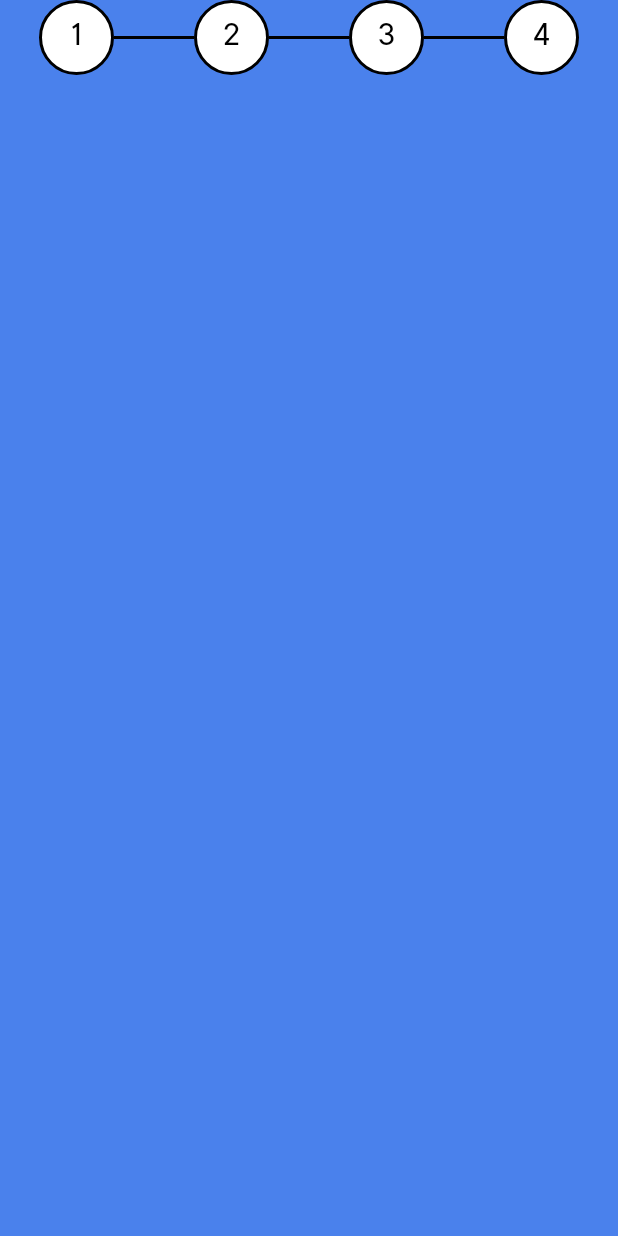
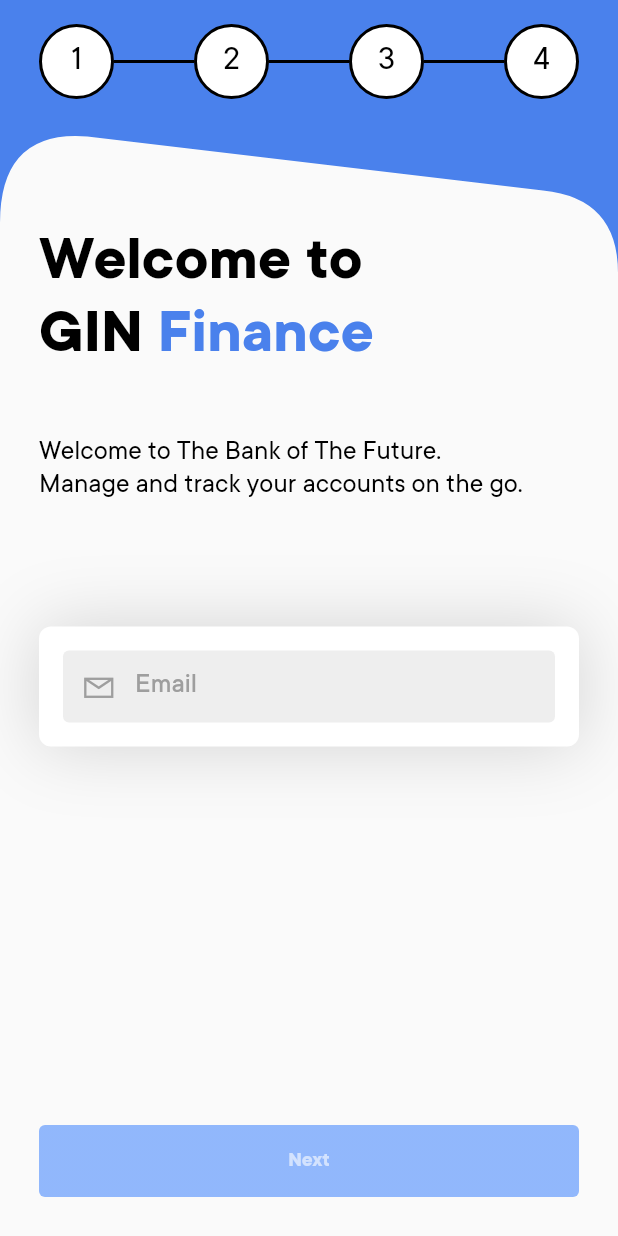
Before and after one commit to blackbeared/practicalTask, a Flutter app: the screen it shows after launch, on a phone screen of 412 x 824 dp. Run offline on Flutter 3.47's test engine with Material 2 defaults, Android fonts, the phone set to English and light mode, and no system bars; our stand-ins replace get_it, shared_preferences; generated files the repository leaves out were written again.

Commit message:
feat(clipper): Added Custom clipper shape for clipping container
- Sepearted Email Widget in widgets directory
- Added  & Finalized
Clipper widget

```diff
--- a/lib/l10n/app_en.arb
+++ b/lib/l10n/app_en.arb
@@ -1,4 +1,9 @@
 {
   "createAccount": "Create Account",
-  "retry": "Retry"
+  "retry": "Retry",
+  "signUpHeader1": "Welcome to \nGIN",
+  "signUpHeader2": " Finance",
+  "signUpDescription": "Welcome to The Bank of The Future. \nManage and track your accounts on the go.",
+  "email": "Email",
+  "next": "Next"
 }
--- a/lib/src/core/support/spacers.widget.dart
+++ b/lib/src/core/support/spacers.widget.dart
@@ -1,6 +1,9 @@
 import 'package:flutter/material.dart';
 import 'package:flutter_task/all.exports.dart';
 
+// Screen sizes and densities differ with devices
+// Use VerticalSpace and HorizontalSpace with screen.width
+// and height percentages to maintain UI across the devices.
 class VerticalSpace extends StatelessWidget {
   final num space;
 
--- /dev/null
+++ b/lib/src/features/auth/register/other/register.email.clipper.dart
@@ -0,0 +1,30 @@
+import 'package:flutter/widgets.dart';
+
+/*
+*   RegisterBackgroundClipper is a class to clip widget with customized shape.
+*   Curvature - Value to be passed for defining top corner radius
+* */
+class RegisterBackgroundClipper extends CustomClipper<Path> {
+  final int curvature;
+
+  const RegisterBackgroundClipper(this.curvature);
+
+  @override
+  getClip(Size size) {
+    var path = Path();
+    path.lineTo(0.0, size.height);
+    path.lineTo(size.width, size.height);
+    path.lineTo(size.width, curvature.toDouble());
+    path.quadraticBezierTo(size.width, curvature / 2,
+        size.width - curvature / 2, curvature / 2 - curvature / 20);
+    path.lineTo(curvature / 1.5, curvature / 10);
+    path.quadraticBezierTo(0.0, 0.0, 0.0, curvature / 1.5);
+    path.close();
+    return path;
+  }
+
+  @override
+  bool shouldReclip(CustomClipper oldClipper) {
+    return false;
+  }
+}
--- a/lib/src/features/auth/register/screen/register.screen.dart
+++ b/lib/src/features/auth/register/screen/register.screen.dart
@@ -1,8 +1,10 @@
 import 'package:flutter/material.dart';
 import 'package:flutter_task/all.exports.dart';
 import 'package:flutter_task/src/features/auth/register/viewmodel/register.viewmodel.dart';
+import 'package:flutter_task/src/features/auth/register/widgets/register.email.widget.dart';
 import 'package:flutter_task/src/features/auth/register/widgets/steps_progress.widget.dart';
 
+// Initial Route [RegisterScreen] is for new user registration
 class RegisterScreen extends StatelessWidget {
   static const String route = 'register';
 
@@ -10,7 +12,9 @@ class RegisterScreen extends StatelessWidget {
   Widget build(BuildContext context) {
     return Scaffold(
       backgroundColor: AppTheme.of(context).backgroundColors.first,
-      body: RegisterScreenBody(),
+      body: SafeArea(
+          child:
+              RegisterScreenBody()), // SafeArea wrapper for handling status bar and navigation bar spacing
     );
   }
 }
@@ -21,14 +25,16 @@ class RegisterScreenBody extends StatelessWidget {
     return ChangeNotifierProvider<RegisterViewModel>(
       create: (_) => RegisterViewModel(),
       builder: (context, child) {
+        // Watch Register ViewModel for changes
         final loginModel = context.watch<RegisterViewModel>();
         return Container(
           width: context.width,
-          height: context.height - 40.dp,
-          // -40 to remove misc. status bar height Todo: Fix with calculated statusBar size
+          // -40 to remove misc. status bar height
+          // Todo: Fix with calculated statusBar size
           child: Column(
             mainAxisSize: MainAxisSize.min,
             children: [
+              VerticalSpace(kSpaceBig),
               StepProgressView(
                 curStep: loginModel.currentStep,
                 width: context.width,
@@ -36,6 +42,8 @@ class RegisterScreenBody extends StatelessWidget {
                 inactiveColor: Colors.white,
                 steps: loginModel.steps,
               ),
+              VerticalSpace(kSpaceBig),
+              Expanded(child: RegisterEmailWidget())
             ],
           ),
         );
--- a/lib/src/features/auth/register/viewmodel/register.viewmodel.dart
+++ b/lib/src/features/auth/register/viewmodel/register.viewmodel.dart
@@ -2,9 +2,11 @@ import 'package:flutter/material.dart';
 import 'package:flutter_task/all.exports.dart';
 
 class RegisterViewModel extends ChangeNotifier {
+  // Input Controllers
   final emailTextController = TextEditingController();
+
+  // Keys
   final emailFormFieldKey = GlobalKey<FormFieldState>();
-
   final submitEmailKey = GlobalKey<State>();
 
   // Focuses
@@ -36,5 +38,7 @@ class RegisterViewModel extends ChangeNotifier {
     return email.isNotEmpty && validateEmail(email);
   }
 
-  Future performNextAction() async {}
+  Future performNextAction() async {
+    currentStep = currentStep + 1;
+  }
 }
--- /dev/null
+++ b/lib/src/features/auth/register/widgets/register.email.widget.dart
@@ -0,0 +1,89 @@
+import 'package:flutter/material.dart';
+import 'package:flutter/services.dart';
+import 'package:flutter/widgets.dart';
+import 'package:flutter_task/all.exports.dart';
+import 'package:flutter_task/src/features/auth/register/other/register.email.clipper.dart';
+import 'package:flutter_task/src/features/auth/register/viewmodel/register.viewmodel.dart';
+
+class RegisterEmailWidget extends StatelessWidget {
+  const RegisterEmailWidget({
+    Key? key,
+  }) : super(key: key);
+
+  @override
+  Widget build(BuildContext context) {
+    final loginModel = context.watch<RegisterViewModel>();
+    return ClipPath(
+      clipper: RegisterBackgroundClipper(100),
+      child: Container(
+        padding: EdgeInsets.only(
+            top: 70.dp,
+            left: kContentPadding,
+            right: kContentPadding,
+            bottom: kContentPadding),
+        color: context.theme.cardColor,
+        child: Column(
+          mainAxisSize: MainAxisSize.min,
+          crossAxisAlignment: CrossAxisAlignment.start,
+          children: [
+            RichText(
+              text: TextSpan(
+                style: DefaultTextStyle.of(context).style,
+                children: <TextSpan>[
+                  TextSpan(
+                      text: context.local.signUpHeader1,
+                      style: context.headline1.black),
+                  TextSpan(
+                      text: context.local.signUpHeader2,
+                      style: context.headline1
+                          .copyWith(color: AppTheme.of(context).primaryColor)),
+                ],
+              ),
+            ),
+            VerticalSpace(context.height * 0.05),
+            ScreenDescription(context.local.signUpDescription),
+            VerticalSpace(context.height * 0.10),
+            Container(
+              padding: EdgeInsets.all(kCardRadius),
+              decoration: BoxDecoration(
+                  color: Colors.white,
+                  borderRadius: BorderRadius.circular(kCardRadiusSmall),
+                  boxShadow: getDefaultBoxShadow(elevation: 0, blurr: 20)),
+              child: TextfieldX(
+                key: loginModel.emailFormFieldKey,
+                autoCorrect: false,
+                focusNode: loginModel.focusEmail,
+                filled: true,
+                fillColor: AppTheme.of(context).complimentry20,
+                showUnderLine: false,
+                textOption: TextFieldOption(
+                  prefixWid: Icon(
+                    LineAwesomeIcons.envelope,
+                    color: context.theme.complimentry50,
+                  ),
+                  hintText: context.local.email,
+                  autofillHints: const [AutofillHints.email],
+                  keyboardType: TextInputType.emailAddress,
+                  inputController: loginModel.emailTextController,
+                  formatter: [
+                    FilteringTextInputFormatter.deny(RegExp(RegexForEmoji))
+                  ],
+                ),
+                onNextPress: loginModel.setNextFocus,
+              ),
+            ),
+            Spacer(),
+            ButtonX(
+              key: loginModel.submitEmailKey,
+              onTap: loginModel.onSubmitPressed,
+              text: context.local.next,
+              elevation: 1,
+              fitWidth: true,
+              buttonOptions: context.theme.btnSecondary,
+            ),
+          ],
+        ),
+      ),
+    );
+  }
+}
```
Also changed, not shown: lib/src/features/auth/register/widgets/steps_progress.widget.dart (+8 -1 lines).
